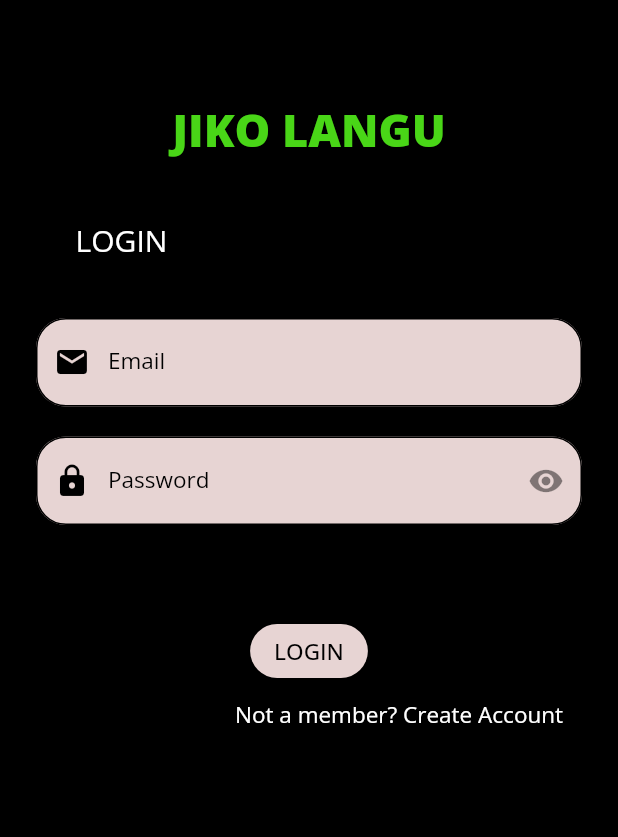
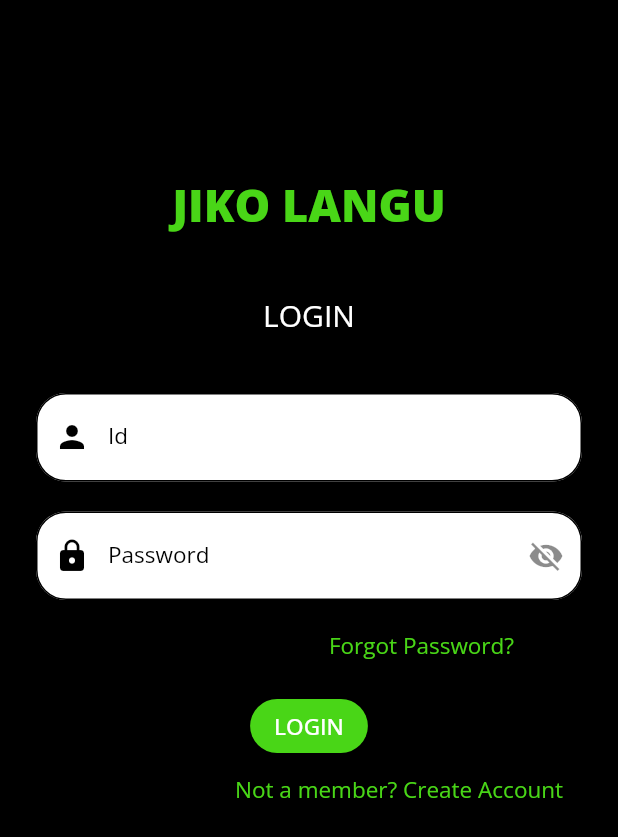
Before and after one commit to kwayummari/jiko-langu, a Flutter app: the screen it shows after launch, on a phone screen of 412 x 824 dp. Shown: the top 837 px of the screen. Run offline on Flutter 3.47's test engine with Material 2 defaults, Android fonts, the phone set to English and light mode, and no system bars; our stand-ins replace flutter_dotenv, flutter_spinkit, hexcolor, responsive_framework, shared_preferences.

```diff
--- a/lib/src/screens/authentication/login.dart
+++ b/lib/src/screens/authentication/login.dart
@@ -21,7 +21,7 @@ class Login extends StatefulWidget {
 
 class _LoginState extends State<Login> {
   final loginService _apiService = loginService();
-  TextEditingController email = TextEditingController();
+  TextEditingController id = TextEditingController();
   TextEditingController password = TextEditingController();
   bool dont_show_password = true;
   final _formKey = GlobalKey<FormState>();
@@ -34,7 +34,7 @@ class _LoginState extends State<Login> {
           child: Column(
             children: [
               SizedBox(
-                height: 50,
+                height: 100,
               ),
               AppText(
                 size: 30,
@@ -45,19 +45,13 @@ class _LoginState extends State<Login> {
               SizedBox(
                 height: 40,
               ),
-              Padding(
-                padding: const EdgeInsets.only(right: 250),
-                child: AppText(
+              AppText(
                 txt: 'LOGIN',
                 size: 20,
-                  color: Colors.white,
-                ),
+                color: AppConst.secondary,
               ),
               Padding(
                 padding: const EdgeInsets.all(8.0),
-                child: AppCard(
-                    color: Colors.grey.shade200,
-                    border: 20,
                 child: Column(
                   children: [
                     SizedBox(
@@ -67,15 +61,15 @@ class _LoginState extends State<Login> {
                         width: 340,
                         bottom: 24,
                         child: AppInputText(
-                              textfieldcontroller: email,
+                          textfieldcontroller: id,
                           icon: Icon(
-                                Icons.mail,
-                                color: Colors.black,
+                            Icons.person,
+                            color: AppConst.black,
                           ),
-                              label: 'Email',
+                          label: 'Id',
                           obscure: false,
                           isemail: true,
-                              fillcolor: HexColor('e7d4d3'),
+                          fillcolor: AppConst.secondary,
                         )),
                     AppContainer(
                         width: 340,
@@ -84,7 +78,7 @@ class _LoginState extends State<Login> {
                           textfieldcontroller: password,
                           icon: Icon(
                             Icons.lock,
-                                color: Colors.black,
+                            color: AppConst.black,
                           ),
                           label: 'Password',
                           obscure: dont_show_password,
@@ -94,23 +88,24 @@ class _LoginState extends State<Login> {
                                   dont_show_password = !dont_show_password;
                                 });
                               }),
-                                  icon: Icon(Icons.remove_red_eye)),
+                              icon: Icon(dont_show_password ? Icons.visibility_off : Icons.visibility)),
                           isemail: false,
-                              fillcolor: HexColor('e7d4d3'),
+                          fillcolor: AppConst.secondary,
                         )),
                     Padding(
                       padding: const EdgeInsets.only(left: 150),
                       child: AppText(
                         txt: 'Forgot Password?',
                         size: 15,
-                            color: Colors.black,
+                        color: AppConst.primary,
                       ),
                     ),
                     SizedBox(
                       height: 20,
                     ),
                     AppContainer(
-                          width: 140,
+                      width: 350,
+                      height: 50,
                       bottom: 0,
                       child: AppButton(
                         label: 'LOGIN',
@@ -120,7 +115,7 @@ class _LoginState extends State<Login> {
                           try {
                             final response = await _apiService.login(
                                 context,
-                                    email.text.toString(),
+                                id.text.toString(),
                                 password.text.toString());
                             AppSnackbar(
                               isError: response.toString() == 'success'
@@ -132,7 +127,7 @@ class _LoginState extends State<Login> {
                               final prefs =
                                   await SharedPreferences.getInstance();
                               await prefs.setString(
-                                      'email', email.text.toString());
+                                  'email', id.text.toString());
                               if (response.toString() == 'success')
                                 Navigator.pushNamedAndRemoveUntil(
                                     context, RouteNames.home, (_) => false);
@@ -147,13 +142,13 @@ class _LoginState extends State<Login> {
                             ).show(context);
                           }
                         },
-                            bcolor: HexColor('#e7d4d3'),
+                        bcolor: AppConst.primary,
                         borderRadius: 20,
-                            textColor: Colors.black,
+                        textColor: AppConst.secondary,
                       ),
                     )
                   ],
-                    )),
+                ),
               ),
               GestureDetector(
                 onTap: () =>
@@ -163,7 +158,7 @@ class _LoginState extends State<Login> {
                   child: AppText(
                     size: 15,
                     txt: 'Not a member? Create Account',
-                    color: Colors.white,
+                    color: AppConst.primary,
                   ),
                 ),
               ),
--- a/lib/src/utils/app_const.dart
+++ b/lib/src/utils/app_const.dart
@@ -1,10 +1,12 @@
+import 'package:flutter/material.dart';
 import 'package:hexcolor/hexcolor.dart';
 
 abstract class AppConst {
   static var primary = HexColor('#49D617');
   static var secondary = HexColor('#ffffff');
   static var black = HexColor('#000000');
-//   static var grey = Colors.grey;
+  static var grey = Colors.grey;
+  static var greyshade200 = Colors.grey.shade200;
 //   static var brown = HexColor('#452612');
 //   static var whiteOpacity = Colors.white.withOpacity(0.8);
 //   static var transparent = Colors.transparent;
--- a/lib/src/widgets/app_dropdown.dart
+++ b/lib/src/widgets/app_dropdown.dart
@@ -30,7 +30,7 @@ class AppDropdownTextFormField extends StatelessWidget {
         ),
         child: DropdownButtonHideUnderline(
           child: DropdownButton<String>(
-            value: value != null ? value : null,
+            value: value,
             hint: Text(labelText),
             isDense: true,
             onChanged: onChanged,
--- a/lib/src/widgets/app_input_text.dart
+++ b/lib/src/widgets/app_input_text.dart
@@ -1,5 +1,6 @@
 import 'package:flutter/material.dart';
 import 'package:hexcolor/hexcolor.dart';
+import 'package:jiko_langu/src/utils/app_const.dart';
 import 'package:jiko_langu/src/widgets/app_text.dart';
 
 class AppInputText extends StatelessWidget {
@@ -44,7 +45,7 @@ class AppInputText extends StatelessWidget {
             borderRadius: BorderRadius.circular(20.0),
           ),
           label: Container(
-            color: labelColor ?? HexColor('#e7d4d3'),
+            color: labelColor ?? AppConst.secondary,
             child: AppText(
               txt: label,
               size: 15,
```
Also changed, not shown: lib/src/screens/home/homepage.dart (+14 -8 lines). Lines whose indentation alone changed are shown as unchanged.
